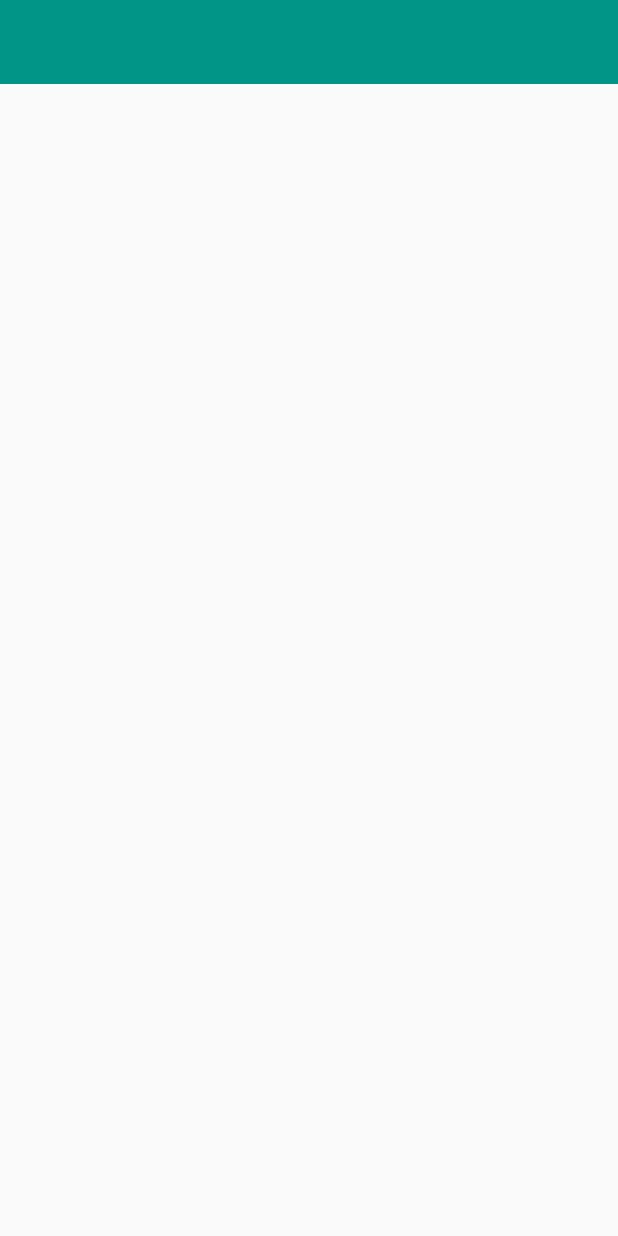
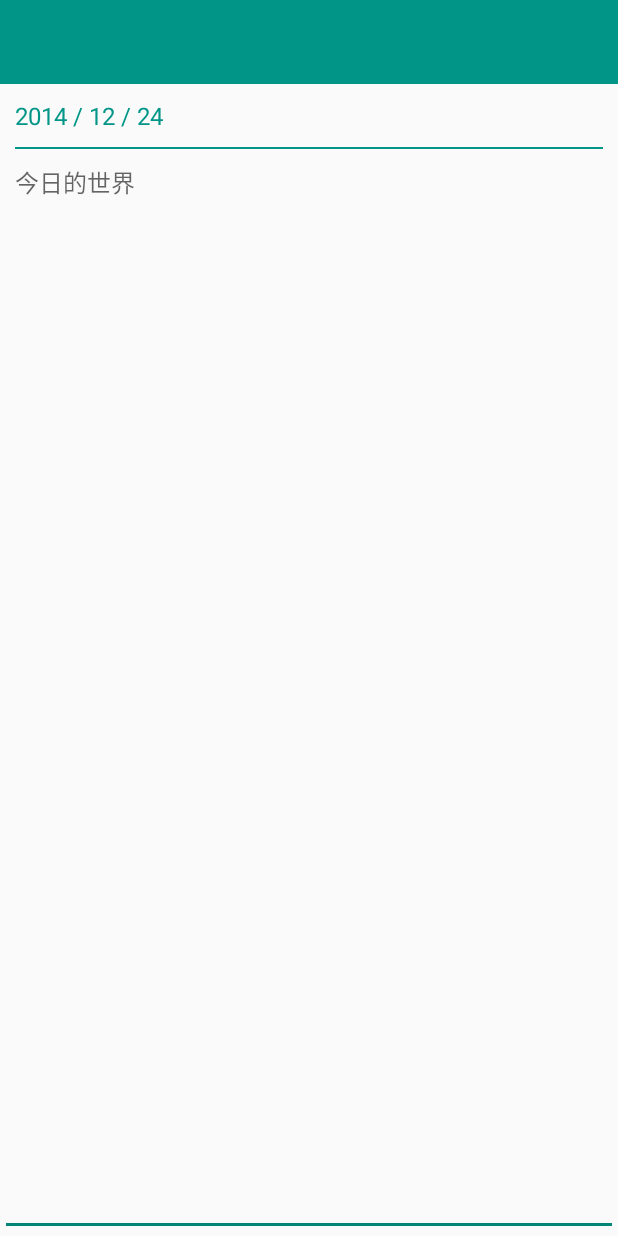
Before and after one commit to 988uhuj/Calendar, an Android app: the layout activity_new_note.xml on its own in the app's theme, with its tools: preview values and no code run, on a phone screen of 412 x 824 dp. Run offline under Robolectric (Android 15) with nearby library versions, the phone set to English and light mode, and no system bars.

Commit message:
new note edit

```diff
--- a/app/src/main/java/github/chenupt/calendar/activities/NewNoteActivity.java
+++ b/app/src/main/java/github/chenupt/calendar/activities/NewNoteActivity.java
@@ -2,10 +2,13 @@ package github.chenupt.calendar.activities;
 
 import android.support.v7.widget.Toolbar;
 import android.view.View;
+import android.widget.TextView;
 
 import org.androidannotations.annotations.AfterViews;
 import org.androidannotations.annotations.EActivity;
+import org.androidannotations.annotations.Extra;
 import org.androidannotations.annotations.ViewById;
+import org.joda.time.DateTime;
 
 import github.chenupt.calendar.R;
 
@@ -18,10 +21,17 @@ public class NewNoteActivity extends BaseActivity {
 
     @ViewById(R.id.tool_bar)
     Toolbar toolbar;
+    @ViewById(R.id.info_text)
+    TextView infoTextView;
+
+    @Extra
+    DateTime dateTime;
 
     @AfterViews
     void afterViews(){
         initToolBar();
+
+        infoTextView.setText(dateTime.toString("yyyy / MM / dd"));
     }
 
     private void initToolBar(){
@@ -34,6 +44,7 @@ public class NewNoteActivity extends BaseActivity {
                 finish();
             }
         });
+        toolbar.setTitleTextColor(getResources().getColor(android.R.color.white));
         getSupportActionBar().setTitle("New Note");
     }
 
--- a/app/src/main/java/github/chenupt/calendar/view/item/DayItemView.java
+++ b/app/src/main/java/github/chenupt/calendar/view/item/DayItemView.java
@@ -43,6 +43,6 @@ public class DayItemView extends BaseItemView<DateTime> {
 
     @Click(R.id.container)
     void containerClick(){
-        NewNoteActivity_.intent(getContext()).start();
+        NewNoteActivity_.intent(getContext()).dateTime(model.getContent()).start();
     }
 }
--- a/app/src/main/res/layout/activity_new_note.xml
+++ b/app/src/main/res/layout/activity_new_note.xml
@@ -8,4 +8,27 @@
         android:layout_height="wrap_content"
         android:background="@color/common"
         android:minHeight="?attr/actionBarSize" />
+    <TextView
+        android:id="@+id/info_text"
+        android:textSize="16sp"
+        android:padding="10dp"
+        android:text="2014 / 12 / 24"
+        android:textColor="@color/common"
+        android:layout_width="match_parent"
+        android:layout_height="wrap_content" />
+    <View
+        android:layout_width="match_parent"
+        android:layout_height="1dp"
+        android:layout_marginRight="10dp"
+        android:layout_marginLeft="10dp"
+        android:background="@color/common"/>
+    <EditText
+        android:id="@+id/content_edit"
+        android:textSize="16sp"
+        android:gravity="top"
+        android:padding="10dp"
+        android:hint="今日的世界"
+        android:textColor="@android:color/black"
+        android:layout_width="match_parent"
+        android:layout_height="match_parent" />
 </LinearLayout>
```
